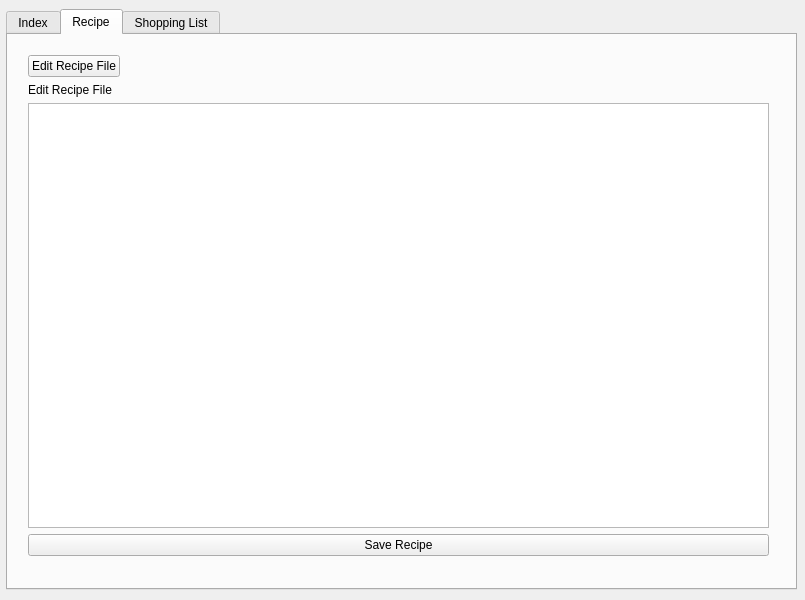
Old version of the form mainwindow.ui in the repository OliverVoogd/Recipes.
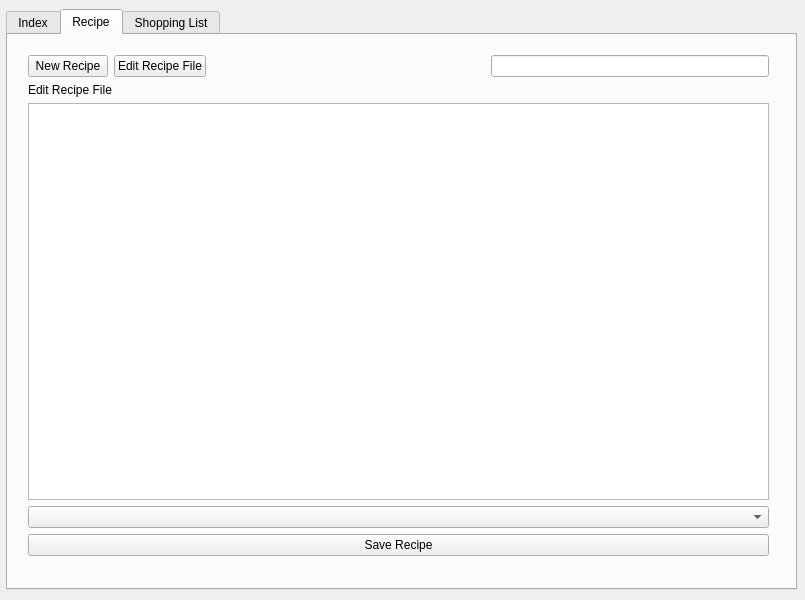
New version of the form. The open tabs and pages were chosen to show the change.

Commit message: aded basic outline of recipe edit tab

Patch:
```diff
--- a/mainwindow.ui
+++ b/mainwindow.ui
@@ -105,7 +105,14 @@
        <item>
         <layout class="QHBoxLayout" name="horizontalLayout_3">
          <item>
-          <widget class="QPushButton" name="btnOpenRecipe">
+          <widget class="QPushButton" name="btnOpenNewRecipe">
+           <property name="text">
+            <string>New Recipe</string>
+           </property>
+          </widget>
+         </item>
+         <item>
+          <widget class="QPushButton" name="btnEditRecipe">
            <property name="text">
             <string>Edit Recipe File</string>
            </property>
@@ -124,6 +131,19 @@
            </property>
           </spacer>
          </item>
+         <item>
+          <widget class="QLineEdit" name="txtRecipeFileName">
+           <property name="enabled">
+            <bool>true</bool>
+           </property>
+           <property name="readOnly">
+            <bool>true</bool>
+           </property>
+           <property name="placeholderText">
+            <string/>
+           </property>
+          </widget>
+         </item>
         </layout>
        </item>
        <item>
@@ -134,7 +154,17 @@
         </widget>
        </item>
        <item>
-        <widget class="QPlainTextEdit" name="txtRecipeFile"/>
+        <widget class="QListWidget" name="lstRecipeView">
+         <property name="sizePolicy">
+          <sizepolicy hsizetype="Expanding" vsizetype="Expanding">
+           <horstretch>0</horstretch>
+           <verstretch>0</verstretch>
+          </sizepolicy>
+         </property>
+        </widget>
+       </item>
+       <item>
+        <widget class="QComboBox" name="comboBox"/>
        </item>
        <item>
         <layout class="QHBoxLayout" name="horizontalLayout_4">
```
Left out of the diff: 2 changed lines with no effect on the pictures. The commit also changes 56 other files.
